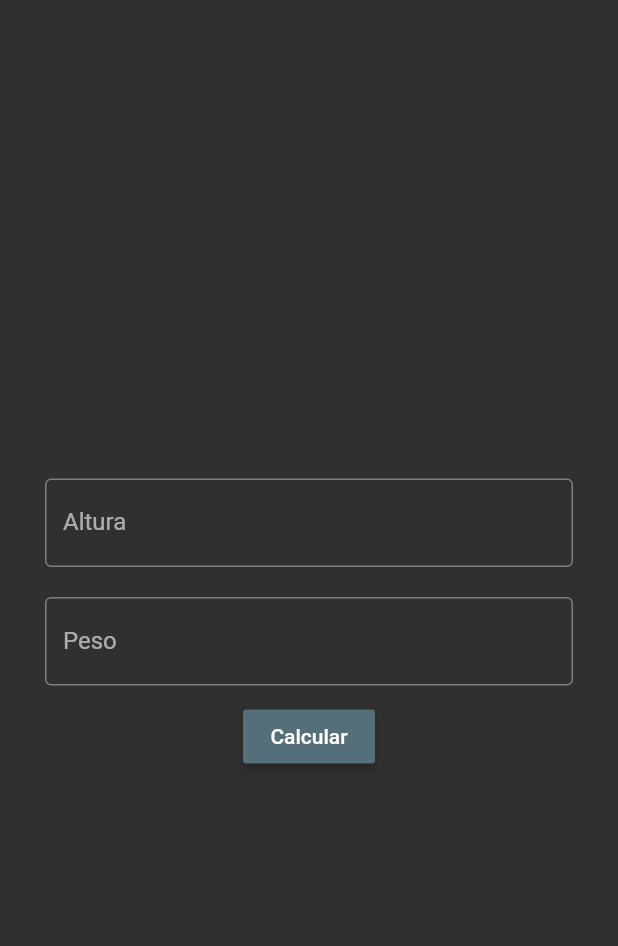
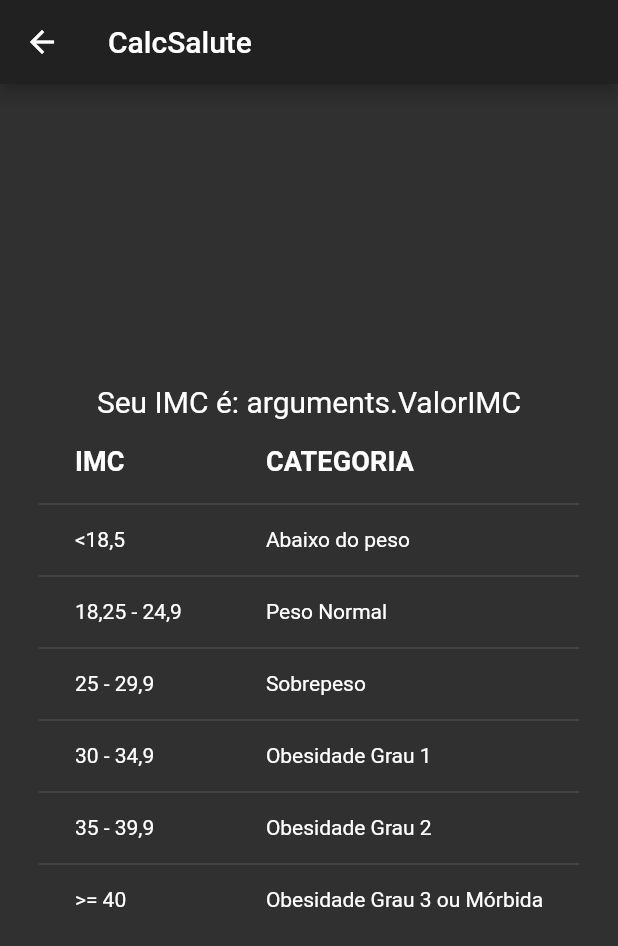
Before and after one commit to LenilsonJr1/CalcSalute, a Flutter app: the screen it shows after launch, after a tap on "Calcular", on a phone screen of 412 x 824 dp. Shown: the top 946 px of the screen. Run offline on Flutter 3.47's test engine with Material 2 defaults, Android fonts, the phone set to English and light mode, and no system bars.

Commit message:
adicionando tela de resultados e conversão da entrade de string para double

```diff
--- /dev/null
+++ b/lib/ImcResult.dart
@@ -0,0 +1,73 @@
+import 'package:flutter/cupertino.dart';
+import 'package:flutter/material.dart';
+
+class ImcResult extends StatelessWidget {
+  int counter = 45;
+
+  @override
+  Widget build(BuildContext context) {
+    // TODO: implement build
+    return Scaffold(
+      appBar: AppBar(
+        title: Text('CalcSalute'),
+      ),
+      body: Container(
+        width: double.infinity,
+        height: double.infinity,
+        child: Column(
+          mainAxisAlignment: MainAxisAlignment.center,
+          children: [
+            Row(
+              mainAxisAlignment: MainAxisAlignment.center,
+              children: [
+                Container(
+                  child: Text('Seu IMC é: arguments.ValorIMC',
+                      style: TextStyle(color: Colors.white, fontSize: 20.0)),
+                )
+              ],
+            ),
+            DataTable(
+              columns: [
+                DataColumn(
+                    label: Text('IMC',
+                        style: TextStyle(
+                            fontSize: 18, fontWeight: FontWeight.bold))),
+                DataColumn(
+                    label: Text('CATEGORIA',
+                        style: TextStyle(
+                            fontSize: 18, fontWeight: FontWeight.bold))),
+              ],
+              rows: [
+                DataRow(cells: [
+                  DataCell(Text('<18,5')),
+                  DataCell(Text('Abaixo do peso')),
+                ]),
+                DataRow(cells: [
+                  DataCell(Text('18,25 - 24,9')),
+                  DataCell(Text('Peso Normal')),
+                ]),
+                DataRow(cells: [
+                  DataCell(Text('25 - 29,9')),
+                  DataCell(Text('Sobrepeso')),
+                ]),
+                DataRow(cells: [
+                  DataCell(Text('30 - 34,9')),
+                  DataCell(Text('Obesidade Grau 1')),
+                ]),
+                DataRow(cells: [
+                  DataCell(Text('35 - 39,9')),
+                  DataCell(Text('Obesidade Grau 2')),
+                ]),
+                DataRow(cells: [
+                  DataCell(Text('>= 40')),
+                  DataCell(Text('Obesidade Grau 3 ou Mórbida')),
+                ]),
+              ],
+            ),
+          ],
+        ),
+      ),
+    );
+    throw UnimplementedError();
+  }
+}
--- a/lib/app_widget.dart
+++ b/lib/app_widget.dart
@@ -3,6 +3,7 @@
 // import 'package:ola_mundo/login_page.dart';
 
 import 'home_page.dart';
+import 'ImcResult.dart';
 
 class AppWidget extends StatelessWidget {
   @override
@@ -12,7 +13,7 @@
           primarySwatch: Colors.blueGrey, brightness: Brightness.dark),
       routes: {
         '/': (context) => HomePage(),
-        // '/result': (context) => ,
+        '/result': (context) => ImcResult(),
       },
     );
   }
--- a/lib/home_page.dart
+++ b/lib/home_page.dart
@@ -10,8 +10,9 @@
 }
 
 class HomePageState extends State<HomePage> {
-  String altura = '';
-  String peso = '';
+  double altura = 0;
+  double peso = 0;
+  String teste = "essa merda";
 
   @override
   Widget build(BuildContext context) {
@@ -23,6 +24,7 @@
           padding: const EdgeInsets.all(30.0),
           child: Column(
             mainAxisAlignment: MainAxisAlignment.center,
+            // img
             children: [
               SingleChildScrollView(
                 child: SizedBox(
@@ -32,7 +34,9 @@
               TextField(
                 keyboardType: TextInputType.number,
                 onChanged: (text) {
-                  altura = text;
+                  altura = double.parse(text);
+                  print(altura);
+                  print(altura.sign);
                 },
                 decoration: InputDecoration(
                     border: OutlineInputBorder(), labelText: 'Altura'),
@@ -43,8 +47,9 @@
               TextField(
                 keyboardType: TextInputType.number,
                 onChanged: (text) {
-                  peso = text;
+                  peso = double.parse(text);
                   print(peso);
+                  print(peso.sign);
                 },
                 decoration: InputDecoration(
                     border: OutlineInputBorder(), labelText: 'Peso'),
@@ -54,7 +59,9 @@
               ),
               RaisedButton(
                 onPressed: () {
-                  Navigator.of(context).pushNamed('/result');
+                  double ValorIMC = (altura * altura) / peso;
+                  Navigator.of(context)
+                      .pushNamed('/result', arguments: ValorIMC);
                 },
                 child: Text('Calcular'),
               )
```
